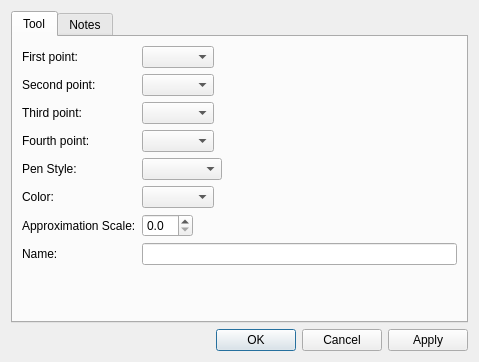
This is src/libs/vtools/dialogs/tools/dialogcubicbezier.ui in dismine/valentina as Qt 5 draws it before an edit. The edited form follows.
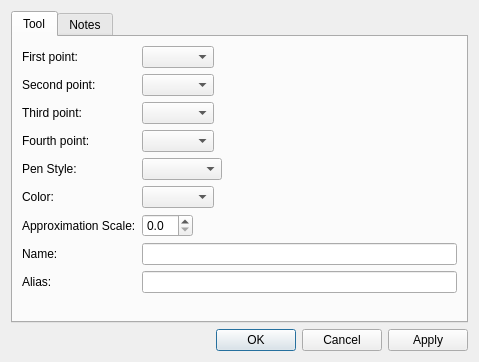
This is the edited form. Icons and pictures are not drawn.

Commit message: Alias field for tool Cubic Bezier.

The edit to the form file:
```diff
--- a/src/libs/vtools/dialogs/tools/dialogcubicbezier.ui
+++ b/src/libs/vtools/dialogs/tools/dialogcubicbezier.ui
@@ -154,6 +154,20 @@
          </property>
         </widget>
        </item>
+       <item row="8" column="0">
+        <widget class="QLabel" name="labelAlias">
+         <property name="text">
+          <string>Alias:</string>
+         </property>
+        </widget>
+       </item>
+       <item row="8" column="1">
+        <widget class="QLineEdit" name="lineEditAlias">
+         <property name="clearButtonEnabled">
+          <bool>true</bool>
+         </property>
+        </widget>
+       </item>
       </layout>
      </widget>
      <widget class="QWidget" name="tab_2">
```
The commit also changes 8 other files.
